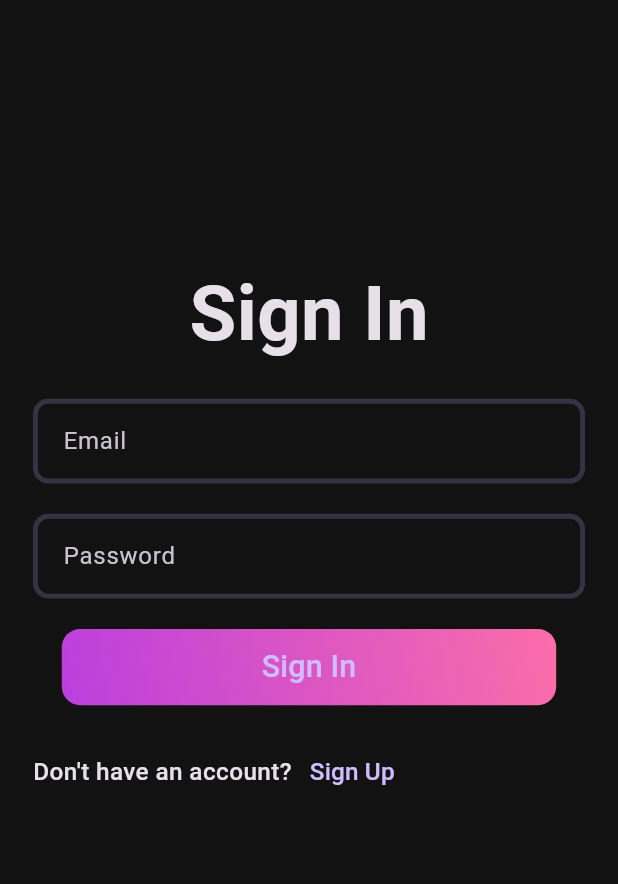
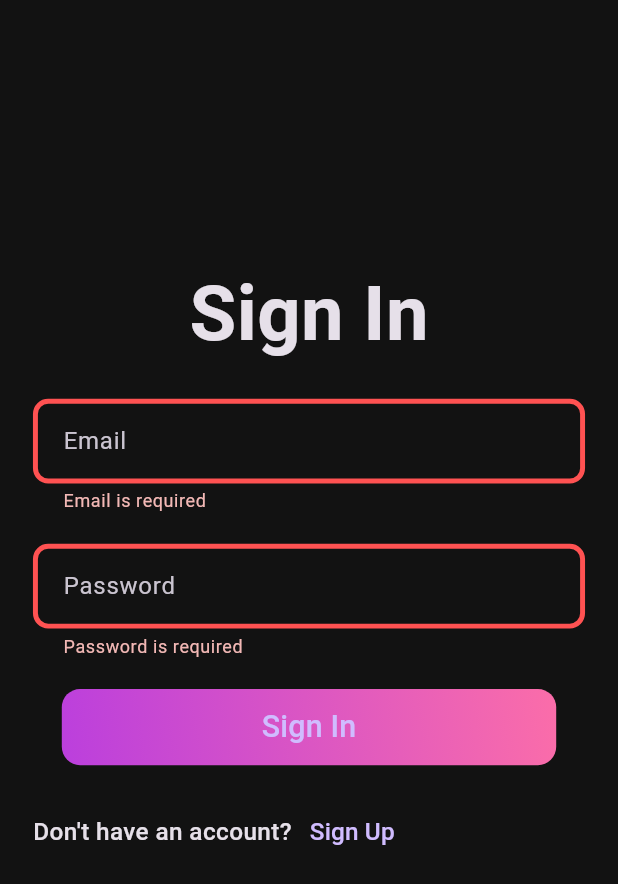
Before and after one commit to mohamadnafe14-arch/Music-App, a Flutter app: the screen it shows after launch, after a tap on "Sign In", on a phone screen of 412 x 824 dp. Shown: the top 884 px of the screen. Run offline on Flutter 3.47's test engine with Material 3 defaults, Android fonts, the phone set to English and light mode, and no system bars; our stand-ins replace flutter_riverpod, flutter_screenutil, fpdart, go_router, riverpod_annotation; generated files the repository leaves out were written again.

Commit message:
finshing auth repo

```diff
--- a/client/lib/core/constants/server_constans.dart
+++ b/client/lib/core/constants/server_constans.dart
@@ -1 +1,4 @@
-const String kBaseUrl = 'http://127.0.0.1:8000';
+import 'dart:io';
+
+final String kBaseUrl =
+    Platform.isAndroid ? 'http://192.168.100.8:8000' : 'http://127.0.0.1:8000';
--- /dev/null
+++ b/client/lib/core/utils/app_router.dart
@@ -0,0 +1,23 @@
+import 'package:client/features/auth/view/sign_in_view.dart';
+import 'package:client/features/auth/view/sign_up_view.dart';
+import 'package:go_router/go_router.dart';
+
+abstract class AppRouter {
+  static const String initialRoute = '/';
+  static const String signInView = '/signInView';
+  static const String signUpView = '/signUpView';
+  static final router = GoRouter(routes: [
+    GoRoute(
+      path: signInView,
+      builder: (context, state) => const SignInView(),
+    ),
+    GoRoute(
+      path: signUpView,
+      builder: (context, state) => const SignUpView(),
+    ),
+    GoRoute(
+      path: initialRoute,
+      builder: (context, state) => const SignInView(),
+    ),
+  ]);
+}
--- a/client/lib/features/auth/view/sign_in_view.dart
+++ b/client/lib/features/auth/view/sign_in_view.dart
@@ -1,4 +1,3 @@
-
 import 'package:client/features/auth/view/widgets/sign_in_body.dart';
 import 'package:flutter/material.dart';
 
@@ -7,9 +6,6 @@ class SignInView extends StatelessWidget {
 
   @override
   Widget build(BuildContext context) {
-    return SafeArea(child: Scaffold(body: SignInBody(
-      gotoBlogPage: () {
-      },
-    )));
+    return const SafeArea(child: Scaffold(body: SignInBody()));
   }
 }
--- a/client/lib/features/auth/view/sign_up_view.dart
+++ b/client/lib/features/auth/view/sign_up_view.dart
@@ -8,7 +8,7 @@ class SignUpView extends StatelessWidget {
   Widget build(BuildContext context) {
     return SafeArea(
       child: Scaffold(
-        body: SignUpBody(goToBlogPage: () {} ),
+        body: const SignUpBody(),
         appBar: AppBar(),
       ),
     );
--- a/client/lib/features/auth/view/widgets/sign_in_body.dart
+++ b/client/lib/features/auth/view/widgets/sign_in_body.dart
@@ -1,28 +1,47 @@
+import 'package:client/core/utils/app_router.dart';
+import 'package:client/core/utils/show_snack_bar.dart';
 import 'package:client/features/auth/view/widgets/auth_button.dart';
 import 'package:client/features/auth/view/widgets/auth_text_form_field.dart';
 import 'package:client/features/auth/view/widgets/custom_text_button.dart';
+import 'package:client/features/auth/viewmodel/auth_view_model.dart';
 import 'package:flutter/material.dart';
+import 'package:flutter_riverpod/flutter_riverpod.dart';
 import 'package:flutter_screenutil/flutter_screenutil.dart';
+import 'package:go_router/go_router.dart';
 
-class SignInBody extends StatefulWidget {
-  const SignInBody({super.key, required this.gotoBlogPage});
-  final VoidCallback gotoBlogPage;
+class SignInBody extends ConsumerStatefulWidget {
+  const SignInBody({
+    super.key,
+  });
 
   @override
-  State<SignInBody> createState() => _SignInBodyState();
+  ConsumerState<SignInBody> createState() => _SignInBodyState();
 }
 
-class _SignInBodyState extends State<SignInBody> {
+class _SignInBodyState extends ConsumerState<SignInBody> {
   late GlobalKey<FormState> formKey;
   String? email, password;
   @override
   void initState() {
     formKey = GlobalKey<FormState>();
+        ref.listenManual(authViewModelProvider, (_, next) {
+      next.when(
+        data: (data) {
+          showSnackBar(context, "Signed in successfully");
+        },
+        error: (error, stackTrace) => showSnackBar(
+          context,
+          error.toString(),
+        ),
+        loading: () {},
+      );
+    });
     super.initState();
   }
 
   @override
   Widget build(BuildContext context) {
+    final isLoading = ref.watch(authViewModelProvider).isLoading;
     return Form(
       key: formKey,
       child: Padding(
@@ -71,13 +90,24 @@ class _SignInBodyState extends State<SignInBody> {
                 },
               ),
               SizedBox(height: 20.h),
-              AuthButton(onPressed: () {}, text: 'Sign In', isLoading: false),
-
+              AuthButton(
+                onPressed: () {
+                  if (formKey.currentState!.validate()) {
+                    formKey.currentState!.save();
+                    ref
+                        .read(authViewModelProvider.notifier)
+                        .signIn(email: email!, password: password!);
+                  }
+                },
+                text: 'Sign In',
+                isLoading: isLoading,
+              ),
               SizedBox(height: 20.h),
               CustomTextButton(
                 firstText: "Don't have an account?",
                 btnText: "Sign Up",
                 onTap: () {
+                  GoRouter.of(context).push(AppRouter.signUpView);
                 },
               ),
             ],
--- a/client/lib/features/auth/viewmodel/auth_view_model.dart
+++ b/client/lib/features/auth/viewmodel/auth_view_model.dart
@@ -1,10 +1,38 @@
+import 'package:client/features/auth/model/user.dart';
+import 'package:client/features/auth/repos/remote_auth_repo.dart';
 import 'package:riverpod_annotation/riverpod_annotation.dart';
 
 part 'auth_view_model.g.dart';
+
 @riverpod
 class AuthViewModel extends _$AuthViewModel {
+  late RemoteAuthRepo remoteAuthRepo;
   @override
-  AsyncValue build() {
+  AsyncValue<User?> build() {
+    remoteAuthRepo = ref.watch(remoteAuthRepoProvider);
     return const AsyncValue.data(null);
   }
+
+  Future<void> signIn({required String email, required String password}) async {
+    state = const AsyncLoading();
+    final result = await remoteAuthRepo.signIn(email, password);
+    result.fold((l) {
+      state = AsyncValue.error(l.message, StackTrace.current);
+    }, (r) {
+      state = AsyncValue.data(r);
+    });
+  }
+
+  Future<void> signUp(
+      {required String email,
+      required String password,
+      required String name}) async {
+    state = const AsyncLoading();
+    final result = await remoteAuthRepo.signUp(email, password, name);
+    result.fold((l) {
+      state = AsyncValue.error(l, StackTrace.current);
+    }, (r) {
+      state = AsyncValue.data(r);
+    });
+  }
 }
--- a/client/lib/main.dart
+++ b/client/lib/main.dart
@@ -1,5 +1,5 @@
 import 'package:client/core/theme/app_theme.dart';
-import 'package:client/features/auth/view/sign_in_view.dart';
+import 'package:client/core/utils/app_router.dart';
 import 'package:flutter/material.dart';
 import 'package:flutter_riverpod/flutter_riverpod.dart';
 import 'package:flutter_screenutil/flutter_screenutil.dart';
@@ -16,9 +16,9 @@ class MusicApp extends StatelessWidget {
       designSize: const Size(375, 812),
       minTextAdapt: true,
       splitScreenMode: true,
-      builder: (context, child) => MaterialApp(
+      builder: (context, child) => MaterialApp.router(
+        routerConfig: AppRouter.router,
         theme: AppTheme.appTheme,
-        home: const SignInView(),
         debugShowCheckedModeBanner: false,
       ),
     );
```
Also changed, not shown: client/lib/features/auth/repos/remote_auth_repo.dart (+8 -2 lines), client/lib/features/auth/view/widgets/sign_up_body.dart (+37 -7 lines), client/pubspec.yaml (+6 -6 lines), client/pubspec.lock, 1 other file.
